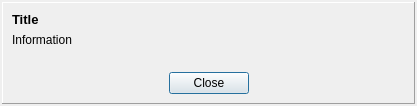
This is client/dlgInformation.ui in tbikfalvi/Belenus as Qt 5 draws it before an edit. The edited form follows.
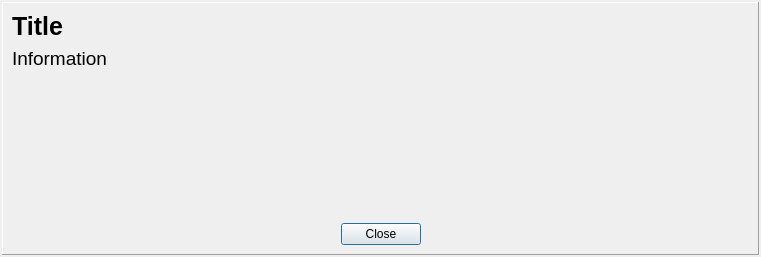
This is the edited form.

Commit message: Berlet info ablak nagyobb, idozitve zar

Diff of the .ui file:
```diff
--- a/client/dlgInformation.ui
+++ b/client/dlgInformation.ui
@@ -6,8 +6,8 @@
    <rect>
     <x>0</x>
     <y>0</y>
-    <width>417</width>
-    <height>106</height>
+    <width>761</width>
+    <height>257</height>
    </rect>
   </property>
   <property name="windowTitle">
@@ -42,7 +42,7 @@
        <widget class="QLabel" name="lblTitle">
         <property name="font">
          <font>
-          <pointsize>10</pointsize>
+          <pointsize>19</pointsize>
           <weight>75</weight>
           <bold>true</bold>
          </font>
@@ -54,6 +54,11 @@
       </item>
       <item>
        <widget class="QLabel" name="lblInformation">
+        <property name="font">
+         <font>
+          <pointsize>14</pointsize>
+         </font>
+        </property>
         <property name="text">
          <string notr="true">Information</string>
         </property>
```
The commit also changes 1 other file.
